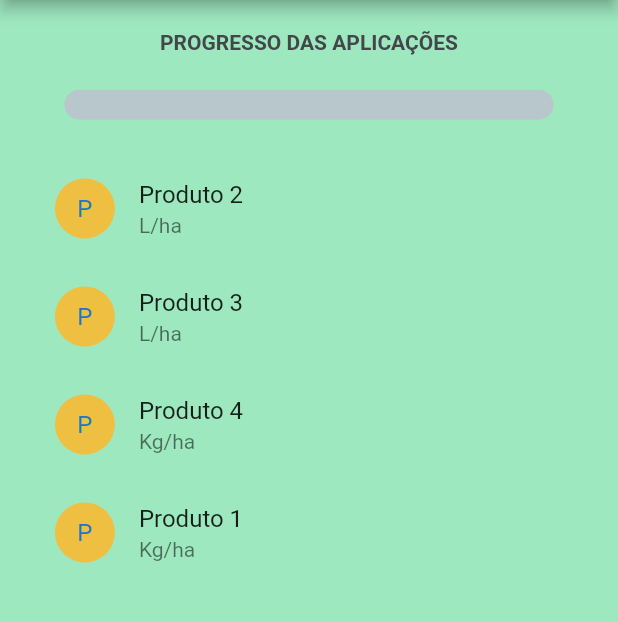
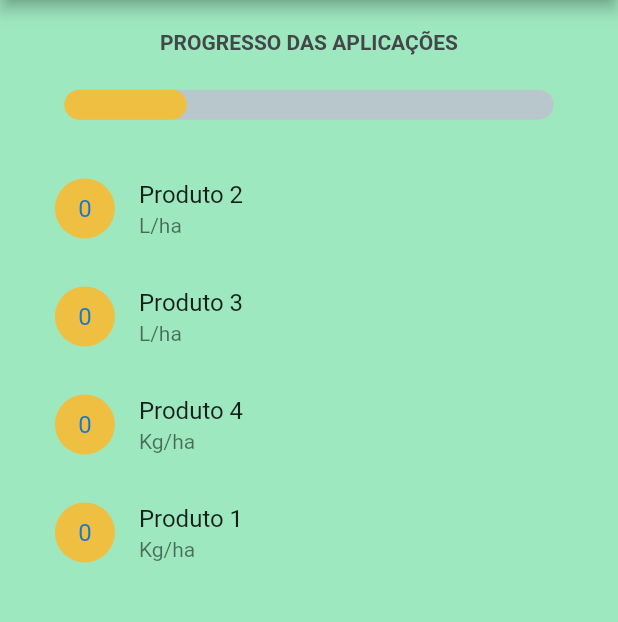
Before and after one commit to pgmarsola/myPlant, a Flutter app: the ApplicationsScreen screen opened directly, after a tap on "APLICAÇÃO 1", on a phone screen of 412 x 824 dp, the part 75-697 px from its top. Run offline on Flutter 3.47's test engine with Material 2 defaults, Android fonts, the phone set to English and light mode, and no system bars; drawn by our look-alikes of percent_indicator; our stand-ins replace mobx, sqflite; accounts and stored records are empty; generated files the repository leaves out were written again.

```diff
--- a/lib/data/json.dart
+++ b/lib/data/json.dart
@@ -3,6 +3,7 @@ class JsonData {
     "title": "Programa 1",
     "applications": [
       {
+        "cod": 1,
         "name": "Produto 1",
         "dose": "Kg/ha",
         "application": 0,
@@ -11,6 +12,7 @@ class JsonData {
         "dateApplication": ""
       },
       {
+        "cod": 2,
         "name": "Produto 2",
         "dose": "L/ha",
         "application": 0,
@@ -19,6 +21,7 @@ class JsonData {
         "dateApplication": ""
       },
       {
+        "cod": 3,
         "name": "Produto 3",
         "dose": "L/ha",
         "application": 0,
@@ -27,6 +30,7 @@ class JsonData {
         "dateApplication": ""
       },
       {
+        "cod": 4,
         "name": "Produto 4",
         "dose": "Kg/ha",
         "application": 0,
--- a/lib/models/applications.dart
+++ b/lib/models/applications.dart
@@ -1,5 +1,5 @@
 class Applications {
-  int id;
+  int cod;
   String name;
   String dose;
   int application;
@@ -8,7 +8,7 @@ class Applications {
   String dateApplication;
 
   Applications(
-      {this.id,
+      {this.cod,
       this.name,
       this.dose,
       this.application,
@@ -17,7 +17,7 @@ class Applications {
       this.dateApplication});
 
   Applications.fromJson(Map<String, dynamic> json) {
-    id = json['id'];
+    cod = json['cod'];
     name = json['name'];
     dose = json['dose'];
     application = json['application'];
@@ -28,7 +28,7 @@ class Applications {
 
   Map<String, dynamic> toJson() {
     final Map<String, dynamic> data = new Map<String, dynamic>();
-    data['id'] = this.id;
+    data['cod'] = this.cod;
     data['name'] = this.name;
     data['dose'] = this.dose;
     data['application'] = this.application;
@@ -39,7 +39,8 @@ class Applications {
   }
 
   static String table = "tabela_application";
-  static String columnId = "id";
+  static String columnId = "cod";
+  static String columnCod = "cod";
   static String columnName = "name";
   static String columnDose = "dose";
   static String columnApplication = "application";
@@ -48,6 +49,8 @@ class Applications {
   static String columnDateApplication = "dateApplication";
 
   Applications.fromMap(Map map) {
+    cod = map[columnId];
+    cod = map[columnCod];
     name = map[columnName];
     dose = map[columnDose];
     application = map[columnApplication];
@@ -58,6 +61,8 @@ class Applications {
 
   Map toMap() {
     Map<String, dynamic> map = {
+      columnId: cod,
+      columnCod: cod,
       columnName: name,
       columnDose: dose,
       columnApplication: application,
--- a/lib/screens/applications.dart
+++ b/lib/screens/applications.dart
@@ -15,25 +15,10 @@ class ApplicationsScreen extends StatefulWidget {
 
 class _ApplicationsScreenState extends State<ApplicationsScreen> {
   static DatabaseHelper dbHelper;
-  int tamanhoDaLista = 0;
-  List<Applications> listaProdutos;
 
   @override
   void initState() {
     super.initState();
-    _carregarLista();
-  }
-
-  _carregarLista() async {
-    dbHelper = DatabaseHelper.instance;
-    Future<List<Applications>> prods = dbHelper.getProds();
-    prods.then((novaListaProdutos) {
-      setState(() {
-        this.listaProdutos = novaListaProdutos;
-
-        this.tamanhoDaLista = novaListaProdutos.length;
-      });
-    });
   }
 
   @override
@@ -41,10 +26,10 @@ class _ApplicationsScreenState extends State<ApplicationsScreen> {
     var size = MediaQuery.of(context).size;
     var screenHeight = size.height / 100;
 
-    void _nav(List<Applications> list, int tamanho) {
+    void _nav() {
       Navigator.push(
         context,
-        MaterialPageRoute(builder: (context) => Products(list, tamanho)),
+        MaterialPageRoute(builder: (context) => Products()),
       );
     }
 
@@ -67,10 +52,7 @@ class _ApplicationsScreenState extends State<ApplicationsScreen> {
             ApplicationBtn(
               'Aplicação 1',
               () {
-                _nav(
-                  listaProdutos,
-                  tamanhoDaLista,
-                );
+                _nav();
               },
             )
           ],
--- a/lib/screens/home.dart
+++ b/lib/screens/home.dart
@@ -27,12 +27,14 @@ class _HomeState extends State<Home> {
   void initState() {
     super.initState();
     _programController = ProgramController();
+    dbHelper.deleteDatabase();
     _populeDB();
   }
 
   void _insert(Applications data) async {
     // row to insert
     Map<String, dynamic> row = {
+      DatabaseHelper.columnCod: data.cod,
       DatabaseHelper.columnName: data.name,
       DatabaseHelper.columnDose: data.dose,
       DatabaseHelper.columnApplication: data.application,
--- a/lib/screens/products.dart
+++ b/lib/screens/products.dart
@@ -1,31 +1,125 @@
 import 'package:flutter/material.dart';
+import 'package:my_plant/helpers/db.dart';
 import 'package:my_plant/models/applications.dart';
 import 'package:my_plant/utils/colors.dart';
 import 'package:my_plant/widgets/topbar.dart';
-import 'package:percent_indicator/circular_percent_indicator.dart';
 import 'package:percent_indicator/linear_percent_indicator.dart';
 
 class Products extends StatefulWidget {
-  final List<Applications> _list;
-  final int tamanho;
-
-  Products(
-    this._list,
-    this.tamanho,
-  );
+  Products();
 
   @override
   _ProductsState createState() => _ProductsState();
 }
 
 class _ProductsState extends State<Products> {
+  static DatabaseHelper dbHelper;
+  int tamanhoDaLista = 0;
+  List<Applications> listaProdutos;
+  var conta;
+
+  @override
+  void initState() {
+    super.initState();
+    _carregarLista();
+  }
+
+  _carregarLista({int value}) async {
+    dbHelper = DatabaseHelper.instance;
+    Future<List<Applications>> prods = dbHelper.getProds();
+    prods.then((novaListaProdutos) {
+      setState(() {
+        this.listaProdutos = novaListaProdutos;
+
+        this.tamanhoDaLista = novaListaProdutos.length;
+
+        var valor = 1 / this.tamanhoDaLista;
+
+        if (conta == null) {
+          conta = valor;
+        } else if (value == 1 && conta != 1) {
+          conta = conta + valor;
+        }
+      });
+    });
+  }
+
+  final _aplicado = TextEditingController();
+  final _formKey = new GlobalKey<FormState>();
+
   @override
   Widget build(BuildContext context) {
     var size = MediaQuery.of(context).size;
     var screenHeight = size.height / 100;
 
-    var conta = 0.0;
-    var valor = 1 / widget.tamanho;
+    Widget campoDeNome() {
+      return new TextFormField(
+        controller: _aplicado,
+        keyboardType: TextInputType.text,
+        decoration: new InputDecoration(
+          hintText: 'Nome',
+          labelText: 'Nome completo',
+          border: OutlineInputBorder(),
+        ),
+      );
+    }
+
+    void _update(Applications applications) {
+      _aplicado.text = applications.application.toString();
+
+      showDialog(
+        context: context,
+        builder: (BuildContext context) {
+          return AlertDialog(
+            title: new Text("Atualizar Contato"),
+            content: new Container(
+              child: new Form(
+                key: _formKey,
+                child: new Column(
+                  mainAxisSize: MainAxisSize.min,
+                  children: <Widget>[
+                    campoDeNome(),
+                  ],
+                ),
+              ),
+            ),
+            actions: <Widget>[
+              new FlatButton(
+                child: new Text("Atualizar"),
+                onPressed: () async {
+                  // faz a validacao do formulario
+                  if (_formKey.currentState.validate()) {
+                    Map<String, dynamic> row = {
+                      DatabaseHelper.columnCod: applications.cod,
+                      DatabaseHelper.columnName: applications.name,
+                      DatabaseHelper.columnDose: applications.dose,
+                      DatabaseHelper.columnApplication:
+                          int.parse(_aplicado.text),
+                      DatabaseHelper.columnDate: applications.date,
+                      DatabaseHelper.columnAnnotation: applications.annotation,
+                      DatabaseHelper.columnDateApplication:
+                          applications.dateApplication,
+                    };
+                    final rowsAffected =
+                        await dbHelper.update(row, applications.cod);
+                    print('updated $rowsAffected row(s)');
+
+                    //carrego a lista com os novos valores
+                    _carregarLista(value: int.parse(_aplicado.text));
+
+                    //reseto os campos do formulario
+                    _formKey.currentState.reset();
+
+                    // retiro o alerta da tela
+                    Navigator.of(context).pop();
+                  }
+                },
+              ),
+            ],
+          );
+        },
+      );
+    }
 
     return Scaffold(
         backgroundColor: verdeclaro,
@@ -53,9 +147,15 @@ class _ProductsState extends State<Products> {
                               animation: true,
                               lineHeight: 20.0,
                               animationDuration: 2500,
-                              percent: conta,
+                              percent: conta == null ? 0 : conta,
+                              center: conta == 1
+                                  ? Text(
+                                      'Concluído',
+                                      style: TextStyle(color: branco),
+                                    )
+                                  : SizedBox.shrink(),
                               linearStrokeCap: LinearStrokeCap.roundAll,
-                              progressColor: amarelo,
+                              progressColor: conta == 1 ? verdeescuro : amarelo,
                             ),
                           ),
                         ),
@@ -65,24 +165,19 @@ class _ProductsState extends State<Products> {
                   Expanded(
                     child: ListView.builder(
                       physics: const AlwaysScrollableScrollPhysics(),
-                      itemCount: widget.tamanho,
+                      itemCount: tamanhoDaLista,
                       itemBuilder: (context, index) {
-                        if (widget._list[index].application == 1 &&
-                            conta != 1) {
-                          setState(() {
-                            conta = conta + valor;
-                          });
-                        }
-                        return InkWell(
+                        return GestureDetector(
                           child: ListTile(
-                            title: Text(widget._list[index].name),
-                            subtitle: Text(widget._list[index].dose),
+                            title: Text(listaProdutos[index].name),
+                            subtitle: Text(listaProdutos[index].dose),
                             leading: CircleAvatar(
-                              child: Text(widget._list[index].name[0]),
+                              child: Text(
+                                  listaProdutos[index].application.toString()),
                               backgroundColor: amarelo,
                             ),
                           ),
-                          onTap: () {},
+                          onTap: () => _update(listaProdutos[index]),
                         );
                       },
                     ),
```
Also changed, not shown: lib/helpers/db.dart (+16 -2 lines).
